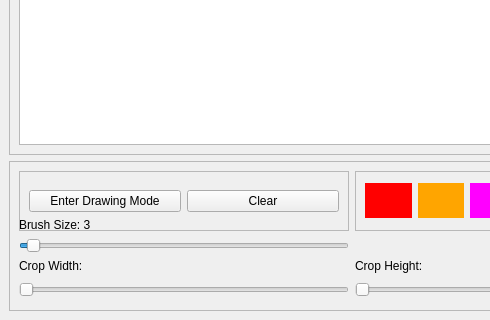
Above: editimagewindow.ui from nickdonnelly/horus before the change; both pictures show x 0 to 490 and y 390 to 710 of the 1040 by 710 pixel window. Below: the same form after it.
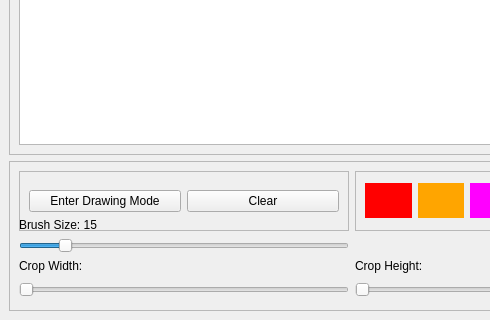
That is the form after the change.

Commit message: +The button box (ok/cancel) is now disabled during drawing mode (since the rectangle for cropping is not visible. *Increased default brush size *Fixed bug that was causing brush size to be displayed incorrectly when the edit window was first opened.

Patch:
```diff
--- a/editimagewindow.ui
+++ b/editimagewindow.ui
@@ -76,7 +76,7 @@
        <item row="4" column="0">
         <widget class="QLabel" name="lblBrushSize">
          <property name="text">
-          <string>Brush Size: 3</string>
+          <string>Brush Size: 15</string>
          </property>
         </widget>
        </item>
@@ -86,7 +86,7 @@
           <number>3</number>
          </property>
          <property name="value">
-          <number>5</number>
+          <number>15</number>
          </property>
          <property name="orientation">
           <enum>Qt::Horizontal</enum>
```
The commit also changes 2 other files.
